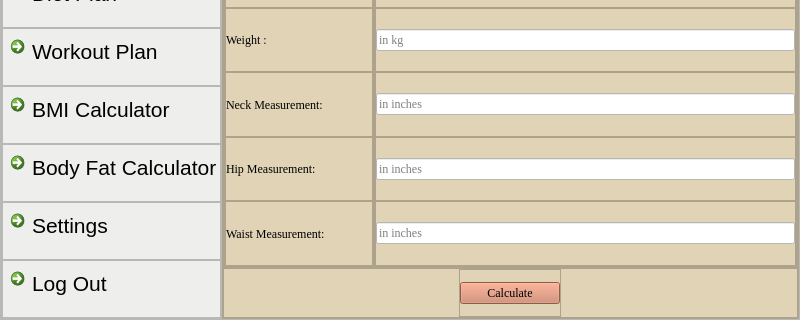
First picture: the form in bodyfat.ui, repository skidgefries/rightmeal, before the edit; both pictures show x 0 to 800 and y 290 to 610 of the 800 by 610 pixel window.
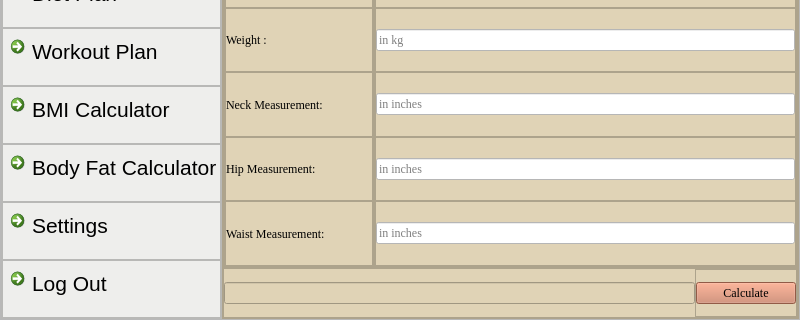
Second picture: the form after the edit. Icons and pictures are not drawn.

Patch:
```diff
--- a/bodyfat.ui
+++ b/bodyfat.ui
@@ -1312,6 +1312,9 @@
              <property name="bottomMargin">
               <number>0</number>
              </property>
+             <item>
+              <widget class="QLineEdit" name="lineEdit_4"/>
+             </item>
              <item alignment="Qt::AlignHCenter">
               <widget class="QFrame" name="frame_41">
                <property name="maximumSize">
```
Left out of the diff: 23 changed lines with no effect on the pictures.
